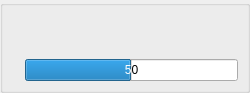
Before: the Qt Designer form carac.ui in gabriellevy/destinLib, drawn with Qt 5.
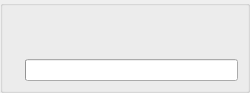
After: the same form once the commit is applied. Custom widgets are drawn as their Qt base class.

What changed in the file:
```diff
--- a/carac.ui
+++ b/carac.ui
@@ -81,8 +81,14 @@
               <property name="enabled">
                <bool>true</bool>
               </property>
+              <property name="maximum">
+               <number>100</number>
+              </property>
               <property name="value">
-               <number>50</number>
+               <number>-1</number>
+              </property>
+              <property name="textVisible">
+               <bool>false</bool>
               </property>
               <property name="format">
                <string>%p</string>
```
